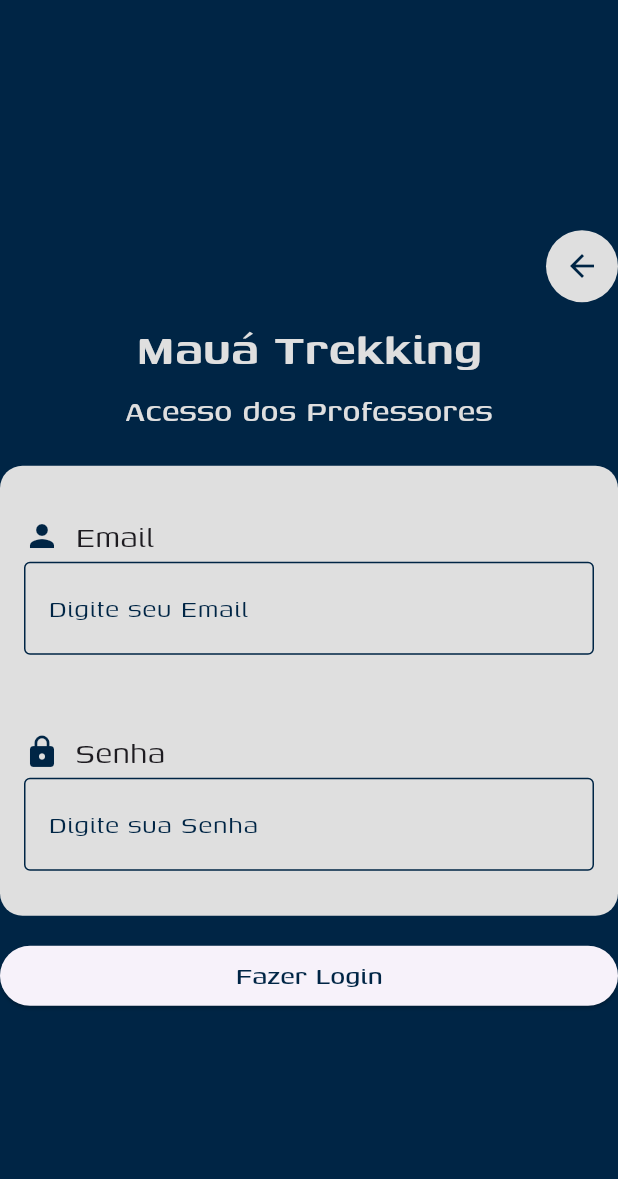
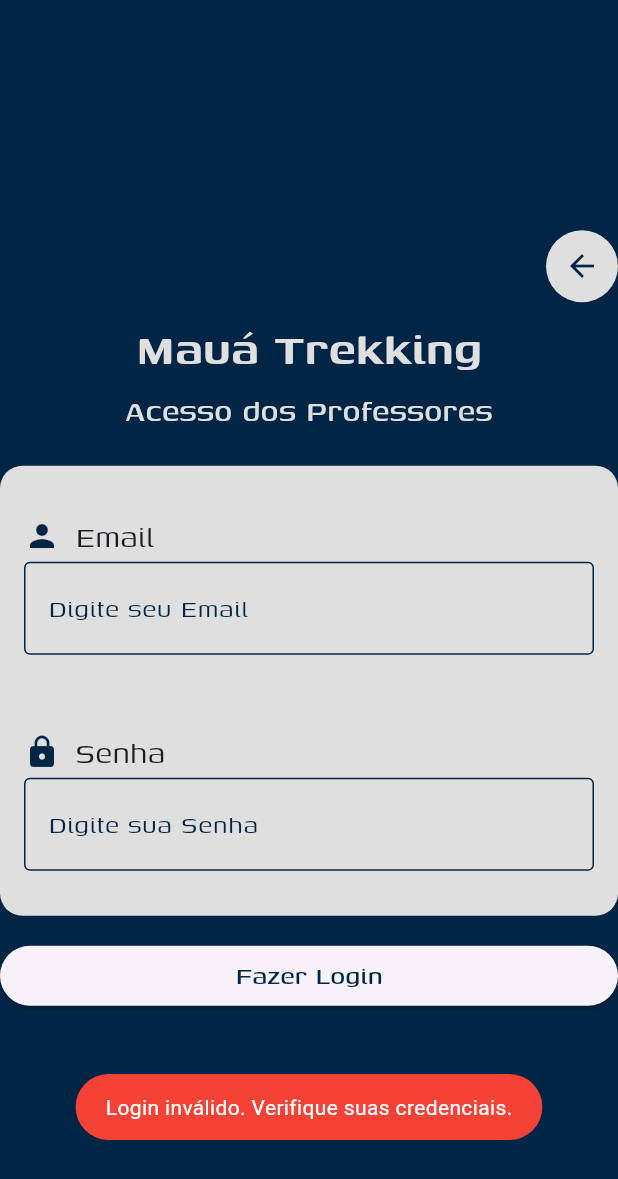
Before and after one commit to Uper05/PI-4S.MauaTrekking, a Flutter app: the DesktopLayoutProfessor screen opened directly, after a tap on "Fazer Login", on a phone screen of 412 x 824 dp. Shown: the top 1179 px of the screen. Run offline on Flutter 3.47's test engine with Material 3 defaults, Android fonts, the phone set to English and light mode, and no system bars; our stand-ins replace app_links, cloud_firestore, firebase_auth, firebase_core, firebase_storage, fluttertoast; missing offline and left inert: mobile_scanner; accounts and stored records are empty.

Commit message:
sistema de autenticação funcionando

```diff
--- /dev/null
+++ b/maua_trecking_project/lib/src/back_end/auth_service.dart
@@ -0,0 +1,47 @@
+import 'package:cloud_firestore/cloud_firestore.dart';
+import 'package:firebase_auth/firebase_auth.dart';
+import 'package:flutter/material.dart';
+import 'package:fluttertoast/fluttertoast.dart';
+
+class AuthService {
+  final FirebaseAuth _auth = FirebaseAuth.instance;
+  final FirebaseFirestore _firestore = FirebaseFirestore.instance;
+
+  Future<void> login({
+    required String email,
+    required String password,
+    required BuildContext context,
+  }) async {
+    try {
+      // Verifica os dados no Firestore
+      final query = await _firestore
+          .collection('Professor')
+          .where('emailProf', isEqualTo: email)
+          .where('senhaProf', isEqualTo: password)
+          .get();
+
+      if (query.docs.isNotEmpty) {
+        //login válido, navega para a próxima tela
+        Navigator.pushReplacementNamed(context, '/telaTrekking');
+      } else {
+        // Exibe um Toast de erro caso os dados sejam inválidos
+        Fluttertoast.showToast(
+          msg: "Login inválido. Verifique suas credenciais.",
+          toastLength: Toast.LENGTH_SHORT,
+          gravity: ToastGravity.BOTTOM,
+          backgroundColor: Colors.red,
+          textColor: Colors.white,
+        );
+      }
+    } catch (e) {
+      // Trata erros e exibe um Toast de erro genérico
+      Fluttertoast.showToast(
+        msg: "Erro ao tentar fazer login: ${e.toString()}",
+        toastLength: Toast.LENGTH_LONG,
+        gravity: ToastGravity.BOTTOM,
+        backgroundColor: Colors.red,
+        textColor: Colors.white,
+      );
+    }
+  }
+}
--- a/maua_trecking_project/lib/src/screens/teacherdesktopscreen.dart
+++ b/maua_trecking_project/lib/src/screens/teacherdesktopscreen.dart
@@ -1,6 +1,7 @@
 import 'package:flutter/material.dart';
 import '../widgets/inputwidget.dart';
 import '../mixins/teacherlistmixin.dart';
+import '../back_end/auth_service.dart';
 
 class DesktopLayoutProfessor extends StatefulWidget {
   const DesktopLayoutProfessor({super.key});
@@ -112,7 +113,14 @@ class DesktopLayoutProfessorState extends State<DesktopLayoutProfessor> {
                   children: [
                     Expanded(
                         child: ElevatedButton(
-                            onPressed: () {print(email.controller.text);},
+                            onPressed: () async {
+                              final authService = AuthService();
+                              await authService.login(
+                                email: email.controller.text.trim(),
+                                password: password.controller.text.trim(),
+                                context: context,
+                              );
+                            },
                             child: const Text(
                               "Fazer Login",
                               style: TextStyle(fontVariations: [
--- a/maua_trecking_project/pubspec.yaml
+++ b/maua_trecking_project/pubspec.yaml
@@ -42,6 +42,8 @@ dependencies:
   app_links: ^6.3.2
   url_launcher: ^6.3.1
   flutter_launcher_icons: ^0.14.1
+  firebase_auth: ^5.3.3
+  fluttertoast: ^8.2.8
 
 dev_dependencies:
   flutter_launcher_icons: "^0.14.1"
```
Also changed, not shown: maua_trecking_project/pubspec.lock, 3 other files.
